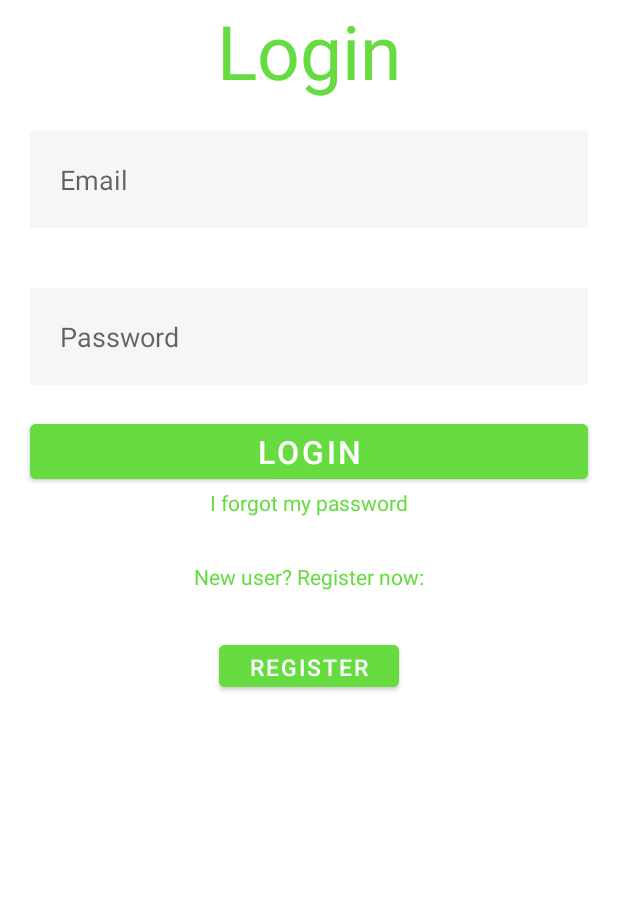
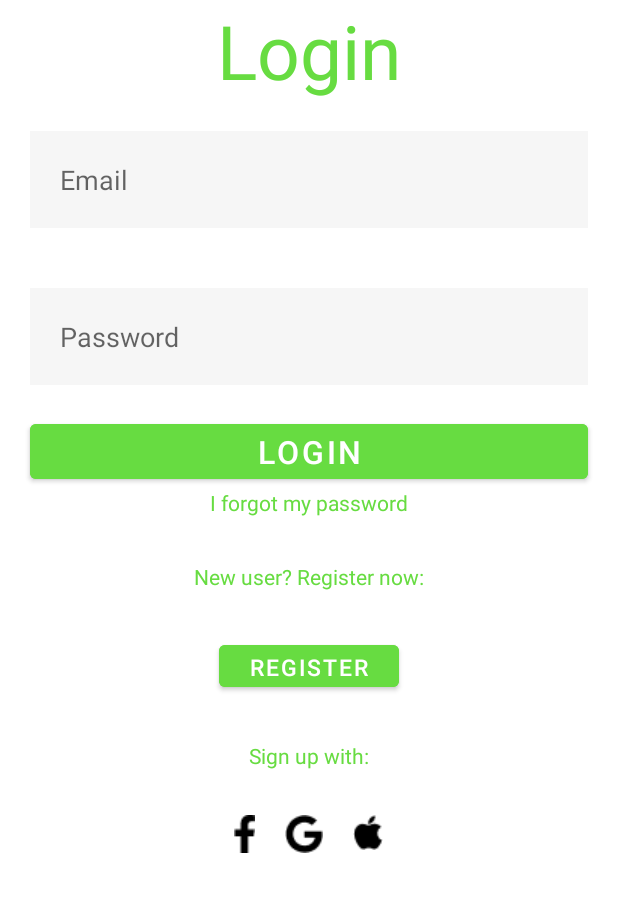
Before and after one commit to walcott21/TrashCash-Mobile, an Android app: the screen it shows after launch (LoginPage), on a phone screen of 412 x 824 dp, the part 225-1137 px from its top. Run offline under Robolectric (Android 15) with nearby library versions, the phone set to English and light mode, and no system bars.

Commit message:
Login page layout update

```diff
--- a/app/src/main/res/layout/activity_main.xml
+++ b/app/src/main/res/layout/activity_main.xml
@@ -18,7 +18,7 @@
             android:layout_width="100dp"
             android:layout_height="100dp"
             android:layout_gravity="center"
-            android:src="@drawable/Logo">
+            android:src="@drawable/logo">
 
         </ImageView>
         <TextView
@@ -76,6 +76,7 @@
             android:text="I forgot my password"
             android:layout_gravity="center"
             android:clickable="true"
+            android:onClick="iconClicked"
             />
         <TextView
             android:id="@+id/register_now_text"
@@ -96,6 +97,57 @@
             android:textSize="15sp"
             android:text="Register"
             />
+        <TextView
+            android:id="@+id/sign_up_text"
+            android:layout_width="wrap_content"
+            android:layout_height="wrap_content"
+            android:textColor="@color/p_green"
+            android:text="Sign up with:"
+            android:layout_gravity="center"
+            android:layout_marginVertical="30dp"
+            android:clickable="false"
+            />
+
+        <RelativeLayout
+            android:layout_width="match_parent"
+            android:layout_height="wrap_content"
+            android:gravity="center">
+
+            <ImageView
+                android:id="@+id/fb_login"
+                android:layout_width="wrap_content"
+                android:layout_height="wrap_content"
+                android:layout_gravity="center"
+                android:src="@drawable/facebook"
+                android:layout_marginHorizontal="10dp"
+                android:clickable="true"
+                android:onClick="iconClicked">
+            </ImageView>
+            <ImageView
+                android:id="@+id/google_login"
+                android:layout_width="wrap_content"
+                android:layout_height="wrap_content"
+                android:layout_toRightOf="@id/fb_login"
+                android:layout_gravity="center"
+                android:src="@drawable/google"
+                android:layout_marginHorizontal="10dp"
+                android:clickable="true"
+                android:onClick="iconClicked">
+            </ImageView>
+            <ImageView
+                android:id="@+id/apple_login"
+                android:layout_width="wrap_content"
+                android:layout_height="wrap_content"
+                android:layout_toRightOf="@id/google_login"
+                android:layout_gravity="center"
+                android:src="@drawable/apple"
+                android:layout_marginHorizontal="10dp"
+                android:clickable="true"
+                android:onClick="iconClicked">
+            </ImageView>
+
+        </RelativeLayout>
+
     </LinearLayout>
 
 </RelativeLayout>
```
Also changed, not shown: app/src/main/res/drawable/apple.png (added), app/src/main/res/drawable/facebook.png (added), app/src/main/res/drawable/google.png (added), app/src/main/res/drawable/logo.png (renamed from app/src/main/res/drawable/Logo.png), app/src/main/res/mipmap-hdpi/iPhone 14 - 6.svg (deleted).
